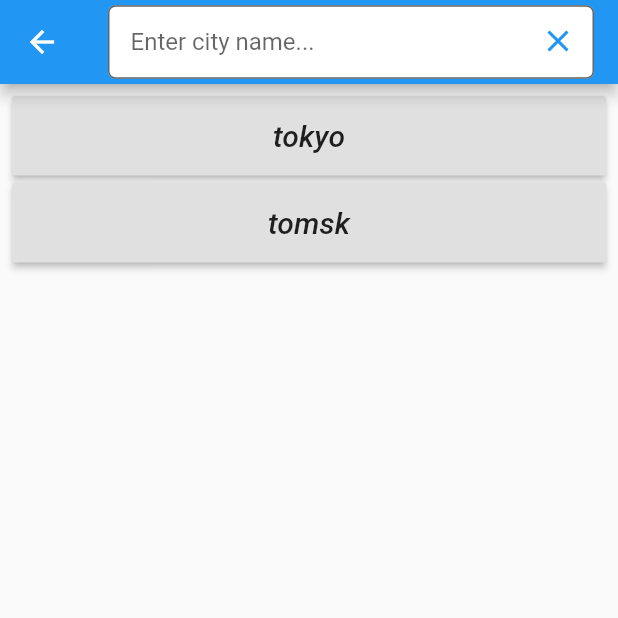
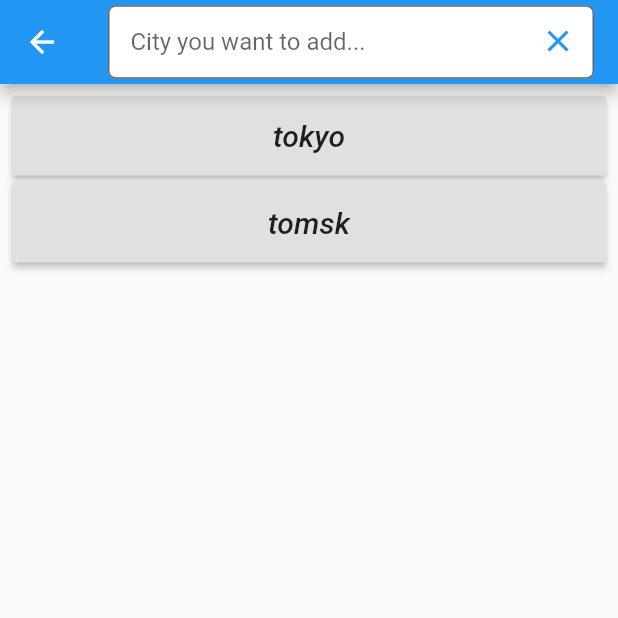
Before and after one commit to great-timofey/simple_weather_app, a Flutter app: the AddCityScene screen opened directly, on a phone screen of 412 x 824 dp, the top half of it. Run offline on Flutter 3.47's test engine with Material 2 defaults, Android fonts, the phone set to English and light mode, and no system bars; our stand-ins replace location, shared_preferences; accounts and stored records are empty.

Commit message:
changed input placeholder

```diff
--- a/lib/scenes/add_city_scene.dart
+++ b/lib/scenes/add_city_scene.dart
@@ -75,7 +75,7 @@ class _AddCitydSceneState extends State<AddCityScene> {
                     const Radius.circular(5.0),
                   ),
                 ),
-                hintText: 'Enter city name...',
+                hintText: 'City you want to add...',
                 contentPadding: EdgeInsets.all(15.0),
               ),
             ),
```
